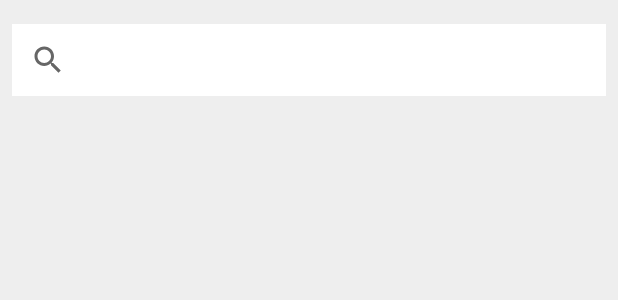
After one commit to MrNtlu/MyAnimeInfo2, an Android app: the layout fragment_search.xml on its own in the app's theme, with its tools: preview values and no code run, on a phone screen of 412 x 824 dp. The commit adds this screen. Shown: the top 300 px of the screen. Run offline under Robolectric (Android 15) with nearby library versions, the phone set to English and light mode, and no system bars; network calls fail.

Commit message:
Search implemented for both Anime and Manga. Viewmodel livedata set. Search toggle added. Dependency updates.

```diff
--- a/app/src/main/java/com/mrntlu/myanimeinfo2/ui/common/CharacterDataographyFragment.kt
+++ b/app/src/main/java/com/mrntlu/myanimeinfo2/ui/common/CharacterDataographyFragment.kt
@@ -36,6 +36,8 @@ class CharacterDataographyFragment(private val dataList:List<CharacterBodyRespon
     private fun setupRecyclerView()=fragmentRV.apply {
         layoutManager= LinearLayoutManager(this.context)
         listAdapter= CharacterListAdapter(object :CharacterListAdapter.Interaction{
+            override fun onErrorRefreshPressed() {}
+
             override fun onItemSelected(position: Int, item: CharacterBodyResponse) {
                 val bundle= bundleOf("mal_id" to item.mal_id)
                 navController.navigate(if (dataType== DataType.MANGA) R.id.action_characterInfo_to_mangaInfo else R.id.action_characterInfo_to_animeInfo,bundle)
--- a/app/src/main/java/com/mrntlu/myanimeinfo2/utils/Utils.kt
+++ b/app/src/main/java/com/mrntlu/myanimeinfo2/utils/Utils.kt
@@ -9,6 +9,7 @@ import android.view.View
 import android.widget.ImageView
 import android.widget.ProgressBar
 import android.widget.Toast
+import androidx.appcompat.widget.SearchView
 import com.bumptech.glide.Glide
 import com.bumptech.glide.load.DataSource
 import com.bumptech.glide.load.engine.GlideException
@@ -62,3 +63,5 @@ fun ImageView.loadWithGlide(imageUrl:String,progressBar: ProgressBar)= Glide.wit
     }
 
 }).into(this)
+
+fun SearchView.getStringQuery()=this.query.toString()
--- a/app/src/main/java/com/mrntlu/myanimeinfo2/viewmodels/CommonViewModel.kt
+++ b/app/src/main/java/com/mrntlu/myanimeinfo2/viewmodels/CommonViewModel.kt
@@ -77,7 +77,6 @@ class CommonViewModel(application: Application): AndroidViewModel(application) {
                 if (job==null){
                     errorHandler.onError("Error, timeout!")
                 }else{
-                    //todo where you get the data
                     response?.let {
                         liveData.value=it
                     }
@@ -101,7 +100,6 @@ class CommonViewModel(application: Application): AndroidViewModel(application) {
                 if (job==null){
                     errorHandler.onError("Error, timeout!")
                 }else{
-                    //todo where you get the data
                     response?.let {
                         liveData.value=it
                     }
--- /dev/null
+++ b/app/src/main/res/layout/fragment_search.xml
@@ -0,0 +1,54 @@
+<?xml version="1.0" encoding="utf-8"?>
+<FrameLayout xmlns:android="http://schemas.android.com/apk/res/android"
+    xmlns:tools="http://schemas.android.com/tools"
+    android:layout_width="match_parent"
+    android:layout_height="match_parent"
+    xmlns:app="http://schemas.android.com/apk/res-auto"
+    tools:context=".ui.common.SearchFragment">
+
+    <androidx.constraintlayout.widget.ConstraintLayout
+        android:layout_width="match_parent"
+        android:layout_height="match_parent"
+        android:background="#EEEEEE"
+        android:focusable="true"
+        android:focusableInTouchMode="true">
+
+        <androidx.appcompat.widget.SearchView
+            android:id="@+id/searchView"
+            android:layout_width="0dp"
+            android:layout_height="wrap_content"
+            android:layout_marginStart="8dp"
+            android:layout_marginTop="16dp"
+            android:layout_marginEnd="8dp"
+            android:background="@color/white"
+            android:layout_marginBottom="8dp"
+            android:iconifiedByDefault="false"
+            app:layout_constraintBottom_toTopOf="@id/searchRV"
+            app:layout_constraintEnd_toEndOf="parent"
+            app:layout_constraintStart_toStartOf="parent"
+            app:layout_constraintTop_toTopOf="parent" />
+
+        <androidx.recyclerview.widget.RecyclerView
+            android:id="@+id/searchRV"
+            android:layout_width="0dp"
+            android:layout_height="0dp"
+            android:layout_marginTop="8dp"
+            android:layout_marginBottom="8dp"
+            android:visibility="visible"
+            app:layout_constraintBottom_toBottomOf="parent"
+            app:layout_constraintEnd_toEndOf="parent"
+            app:layout_constraintStart_toStartOf="parent"
+            app:layout_constraintTop_toBottomOf="@+id/searchView" />
+
+        <ProgressBar
+            android:id="@+id/searchProgressBar"
+            style="?android:attr/progressBarStyle"
+            android:layout_width="wrap_content"
+            android:layout_height="wrap_content"
+            android:visibility="gone"
+            app:layout_constraintBottom_toBottomOf="@+id/searchRV"
+            app:layout_constraintEnd_toEndOf="@+id/searchRV"
+            app:layout_constraintStart_toStartOf="@+id/searchRV"
+            app:layout_constraintTop_toTopOf="@+id/searchRV" />
+    </androidx.constraintlayout.widget.ConstraintLayout>
+</FrameLayout>
--- a/app/src/main/res/values/colors.xml
+++ b/app/src/main/res/values/colors.xml
@@ -8,4 +8,7 @@
     <color name="white">#FFFFFF</color>
     <color name="black">#000000</color>
     <color name="green900">#1B5E20</color>
+    <color name="bluegrey400">#78909C</color>
+    <color name="grey400">#BDBDBD</color>
+    <color name="grey500">#9E9E9E</color>
 </resources>
--- a/build.gradle
+++ b/build.gradle
@@ -20,7 +20,9 @@ allprojects {
     repositories {
         google()
         jcenter()
-
+        maven {
+            url "https://jitpack.io"
+        }
     }
 }
 
```
Also changed, not shown: app/build.gradle (+5 -3 lines), app/src/main/java/com/mrntlu/myanimeinfo2/ui/MainFragment.kt (+23 -0 lines), app/src/main/java/com/mrntlu/myanimeinfo2/ui/common/CharactersFragment.kt (+14 -9 lines), app/src/main/java/com/mrntlu/myanimeinfo2/ui/common/SearchFragment.kt (added, +144 -0 lines), app/src/main/java/com/mrntlu/myanimeinfo2/viewmodels/AnimeViewModel.kt (+5 -7 lines), app/src/main/java/com/mrntlu/myanimeinfo2/viewmodels/MangaViewModel.kt (+8 -35 lines), app/src/main/res/layout/cell_loading_item.xml (+4 -4 lines), app/src/main/res/layout/fragment_main.xml (+32 -9 lines), app/src/main/res/menu/toggle_menu.xml (added, +10 -0 lines), app/src/main/res/navigation/main_nav_graph.xml (+27 -0 lines).
